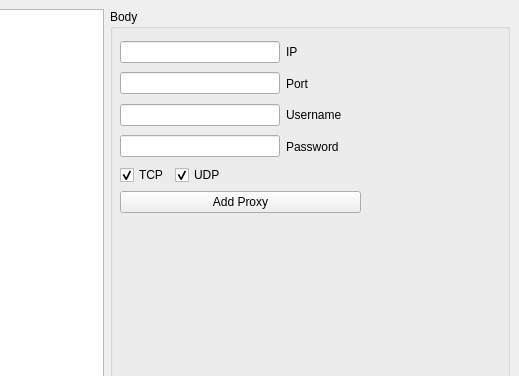
Above: cutie/ui/CpWindow.ui from kvakazabra/cutieproxy before the change; both pictures show x 227 to 746 and y 0 to 376 of the 746 by 564 pixel window. Below: the same form after it.
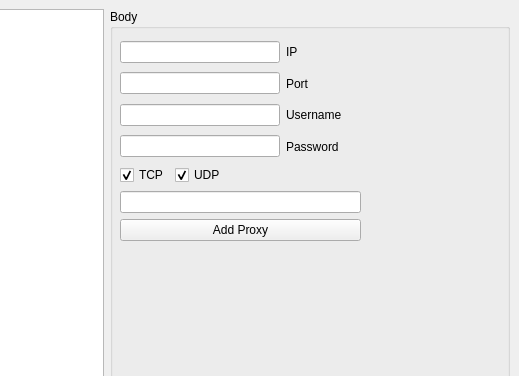
That is the form after the change.

Commit message: Add one-line import

Patch:
```diff
--- a/cutie/ui/CpWindow.ui
+++ b/cutie/ui/CpWindow.ui
@@ -59,7 +59,7 @@
            <x>10</x>
            <y>30</y>
            <width>241</width>
-           <height>174</height>
+           <height>202</height>
           </rect>
          </property>
          <layout class="QVBoxLayout" name="verticalLayout_2">
@@ -196,6 +196,9 @@
             </item>
            </layout>
           </item>
+          <item>
+           <widget class="QLineEdit" name="importLineEdit"/>
+          </item>
           <item>
            <widget class="QPushButton" name="addProxyButton">
             <property name="text">
```
The commit also changes 1 other file.
